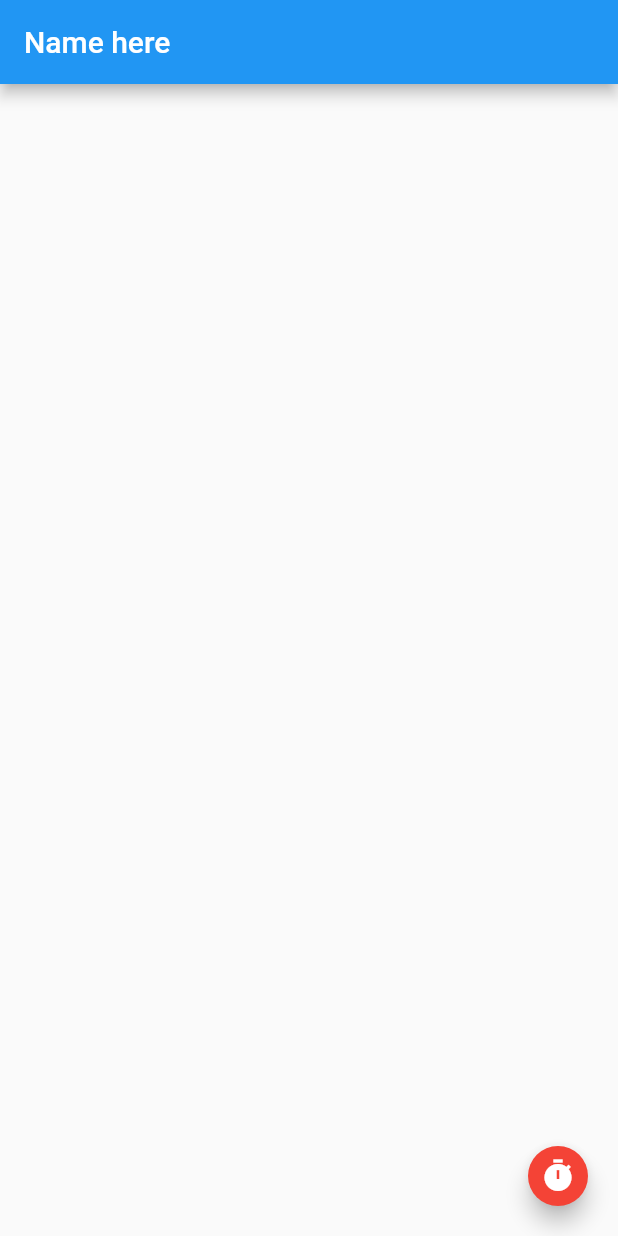
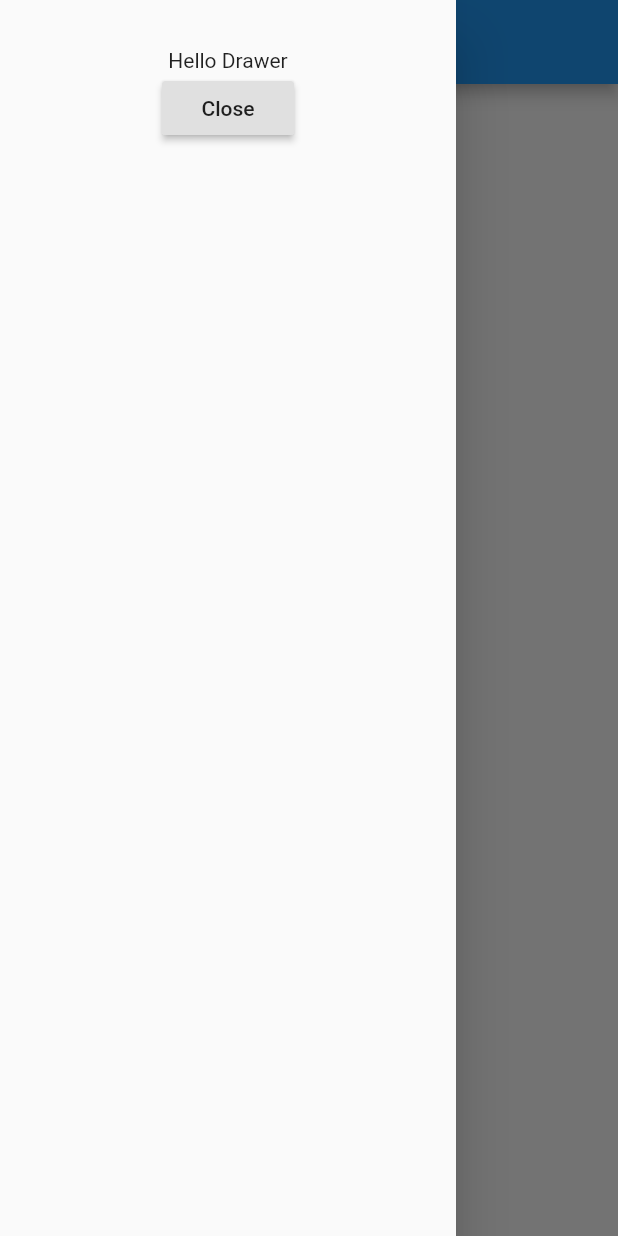
Before and after one commit to ManuelCanulDev/Flutter-BeginnersCourse, a Flutter app: the screen it shows after launch, with the side drawer open (before the commit the screen has no drawer), on a phone screen of 412 x 824 dp. Run offline on Flutter 3.47's test engine with Material 2 defaults, Android fonts, the phone set to English and light mode, and no system bars.

Commit message:
NavigatioDrawer

```diff
--- a/curso_scaffold/lib/main.dart
+++ b/curso_scaffold/lib/main.dart
@@ -12,8 +12,6 @@ class MyApp extends StatefulWidget {
 }
 
 class _State extends State<MyApp> {
-  String _value = '';
-  void _onClicked() => setState(() => _value = new DateTime.now().toString());
 
   @override
   Widget build(BuildContext context) {
@@ -21,17 +19,22 @@ class _State extends State<MyApp> {
       appBar: new AppBar(
         title: new Text('Name here'),
       ),
-      floatingActionButton: new FloatingActionButton(
-          onPressed: _onClicked,
-        backgroundColor: Colors.red,
-        mini: true,
-        child: new Icon(Icons.timer),
+      drawer: new Drawer(
+        child: new Container(
+          padding: new EdgeInsets.all(32.0),
+          child: new Column(
+            children: <Widget>[
+              new Text("Hello Drawer"),
+              new RaisedButton(onPressed: () => Navigator.pop(context), child: new Text("Close"),)
+            ],
+          ),
+        ),
       ),
       body: new Container(
         padding: new EdgeInsets.all(32.0),
         child: new Column(
           children: <Widget>[
-            new Text(_value)
+            new Text('Add Widgets Here')
           ],
         ),
       ),
```
